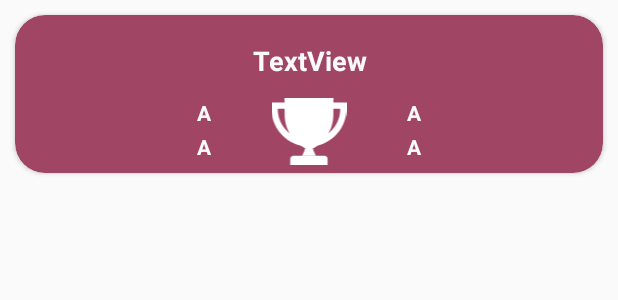
After one commit to DavidMariB/Manguima, an Android app: the layout cv_torneo.xml on its own in the app's theme, with its tools: preview values and no code run, on a phone screen of 412 x 824 dp. The commit adds this screen. Shown: the top 300 px of the screen. Run offline under Robolectric (Android 15) with nearby library versions, the phone set to English and light mode, and no system bars.

Commit message:
"Nuevos assets y borrado de cosas innecesarias"

```diff
--- a/app/src/main/AndroidManifest.xml
+++ b/app/src/main/AndroidManifest.xml
@@ -36,7 +36,6 @@
             android:label="@string/title_activity_main"
             android:theme="@style/AppTheme.NoActionBar" />
         <activity android:name=".LoginActivity" />
-        <activity android:name=".MenuActivity" />
         <activity android:name=".FriendsActivity" />
         <activity android:name=".ChatActivity" />
         <activity android:name=".ConfigActivity" />
--- /dev/null
+++ b/app/src/main/res/drawable/ic_like.xml
@@ -0,0 +1,4 @@
+<vector android:height="23dp" android:viewportHeight="50.0"
+    android:viewportWidth="50.0" android:width="23dp" xmlns:android="http://schemas.android.com/apk/res/android">
+    <path android:fillColor="#F8F8F8" android:pathData="M24.85,10.13c2.02,-4.78 6.63,-8.13 11.99,-8.13c7.22,0 12.43,6.18 13.08,13.54c0,0 0.35,1.83 -0.42,5.12c-1.06,4.48 -3.55,8.46 -6.9,11.5L24.85,48L7.4,32.17c-3.35,-3.04 -5.84,-7.02 -6.9,-11.5c-0.78,-3.29 -0.42,-5.12 -0.42,-5.12C0.73,8.18 5.94,2 13.16,2C18.52,2 22.83,5.34 24.85,10.13z"/>
+</vector>
--- /dev/null
+++ b/app/src/main/res/drawable/ic_trophy.xml
@@ -0,0 +1,11 @@
+<vector android:height="23dp" android:viewportHeight="501.551"
+    android:viewportWidth="501.551" android:width="23dp" xmlns:android="http://schemas.android.com/apk/res/android">
+    <path android:fillColor="#FFFFFF" android:pathData="M296.8,412.7l-92,0l15.7,-33.4l13.6,-31.3l33.4,0l13.6,31.3z"/>
+    <path android:fillColor="#FFFFFF" android:pathData="M355.3,412.7h-209c-11.5,0 -20.9,9.4 -20.9,20.9v67.9h249.7v-67.9C376.2,422.1 366.8,412.7 355.3,412.7z"/>
+    <path android:fillColor="#FFFFFF" android:pathData="M281.1,379.3c-8.4,4.2 -16.7,8.4 -25.1,11.5l-5.2,1l-5.2,-2.1c-8.4,-3.1 -16.7,-7.3 -25.1,-11.5l13.6,-31.3h32.4L281.1,379.3z"/>
+    <path android:fillColor="#FFFFFF" android:pathData="M0,57.5v42.8C0,204.8 64.8,294.7 155.7,332.3c29.3,12.5 61.6,18.8 95.1,18.8s65.8,-6.3 95.1,-18.8c90.9,-37.6 155.7,-127.5 155.7,-232V57.5H0zM459.8,100.3c0,50.2 -17.8,96.1 -48.1,132.7c-38.7,46 -96.1,76.3 -160.9,76.3s-122.3,-29.3 -160.9,-76.3c-29.3,-35.5 -48.1,-82.5 -48.1,-132.7v-1H458.7v1H459.8z"/>
+    <path android:fillColor="#FFFFFF" android:pathData="M413.8,0H87.8c-7.3,0 -12.5,6.3 -12.5,12.5c0,7.3 5.2,13.6 12.5,13.6H413.8c7.3,0 12.5,-6.3 12.5,-12.5C426.3,6.3 421.1,0 413.8,0z"/>
+    <path android:fillColor="#FFFFFF" android:pathData="M413.8,26.1v112.8c0,104.5 -64.8,199.6 -163,237.2c-98.2,-38.7 -163,-132.7 -163,-238.2V26.1H413.8z"/>
+    <path android:fillColor="#FFFFFF" android:pathData="M250.8,73.1l21.9,66.9l70,0l-56.4,41.8l20.9,66.9l-56.4,-41.8l-56.4,41.8l20.9,-66.9l-56.4,-41.8l70,0z"/>
+    <path android:fillColor="#FFFFFF" android:pathData="M87.8,26.1h325v15.7h-325z"/>
+</vector>
--- /dev/null
+++ b/app/src/main/res/layout/cv_torneo.xml
@@ -0,0 +1,137 @@
+<?xml version="1.0" encoding="utf-8"?>
+<LinearLayout xmlns:android="http://schemas.android.com/apk/res/android"
+    xmlns:app="http://schemas.android.com/apk/res-auto"
+    android:layout_width="match_parent"
+    android:layout_height="wrap_content">
+
+    <android.support.v7.widget.CardView
+        android:id="@+id/cv_post"
+        android:layout_width="match_parent"
+        android:layout_height="match_parent"
+        android:layout_margin="10dp"
+        android:background="@color/morado"
+        app:cardBackgroundColor="@color/morado"
+        app:cardCornerRadius="20dp">
+
+        <LinearLayout
+            android:layout_width="match_parent"
+            android:layout_height="match_parent"
+            android:layout_weight="1"
+            android:orientation="horizontal">
+
+            <LinearLayout
+                android:layout_width="match_parent"
+                android:layout_height="match_parent"
+                android:layout_marginTop="5dp"
+                android:layout_weight="1"
+                android:orientation="vertical">
+
+                <LinearLayout
+                    android:layout_width="match_parent"
+                    android:layout_height="match_parent"
+                    android:layout_weight="1"
+                    android:orientation="horizontal">
+
+                    <TextView
+                        android:id="@+id/txt_titulo"
+                        android:layout_width="match_parent"
+                        android:layout_height="match_parent"
+                        android:layout_weight="5"
+                        android:gravity="center_vertical|center"
+                        android:text="TextView"
+                        android:textAlignment="center"
+                        android:textColor="@color/white"
+                        android:textSize="18sp"
+                        android:textStyle="bold" />
+
+                </LinearLayout>
+
+                <LinearLayout
+                    android:layout_width="match_parent"
+                    android:layout_height="match_parent"
+                    android:layout_marginBottom="5dp"
+                    android:layout_weight="1"
+                    android:gravity="center_vertical|center_horizontal"
+                    android:orientation="horizontal"
+                    android:textAlignment="center">
+
+                    <LinearLayout
+                        android:layout_width="match_parent"
+                        android:layout_height="match_parent"
+                        android:layout_weight="1"
+                        android:orientation="vertical">
+
+                        <TextView
+                            android:id="@+id/txt_like"
+                            android:layout_width="match_parent"
+                            android:layout_height="match_parent"
+                            android:layout_weight="1"
+                            android:foregroundGravity="center"
+                            android:text="A"
+                            android:textAlignment="viewEnd"
+                            android:textColor="@color/white"
+                            android:textSize="14sp"
+                            android:textStyle="bold" />
+
+                        <TextView
+                            android:id="@+id/txt_comment"
+                            android:layout_width="match_parent"
+                            android:layout_height="match_parent"
+                            android:layout_weight="1"
+                            android:foregroundGravity="center"
+                            android:text="A"
+                            android:textAlignment="viewEnd"
+                            android:textColor="@color/white"
+                            android:textSize="14sp"
+                            android:textStyle="bold" />
+
+                    </LinearLayout>
+
+                    <ImageView
+                        android:id="@+id/img_Copa"
+                        android:layout_width="match_parent"
+                        android:layout_height="50dp"
+                        android:layout_margin="10dp"
+                        android:layout_weight="1"
+                        android:foregroundGravity="center"
+                        app:srcCompat="@drawable/ic_trophy" />
+
+                    <LinearLayout
+                        android:layout_width="match_parent"
+                        android:layout_height="match_parent"
+                        android:layout_weight="1"
+                        android:orientation="vertical">
+
+                        <TextView
+                            android:id="@+id/txt_like"
+                            android:layout_width="match_parent"
+                            android:layout_height="match_parent"
+                            android:layout_weight="1"
+                            android:foregroundGravity="center"
+                            android:text="A"
+                            android:textAlignment="viewStart"
+                            android:textColor="@color/white"
+                            android:textSize="14sp"
+                            android:textStyle="bold" />
+
+                        <TextView
+                            android:id="@+id/txt_comment"
+                            android:layout_width="match_parent"
+                            android:layout_height="match_parent"
+                            android:layout_weight="1"
+                            android:foregroundGravity="center"
+                            android:text="A"
+                            android:textAlignment="viewStart"
+                            android:textColor="@color/white"
+                            android:textSize="14sp"
+                            android:textStyle="bold" />
+
+                    </LinearLayout>
+
+                </LinearLayout>
+            </LinearLayout>
+
+        </LinearLayout>
+
+    </android.support.v7.widget.CardView>
+</LinearLayout>
```
Also changed, not shown: app/src/main/java/com/dmb/testriotapi/MenuActivity.java (deleted, +0 -21 lines), app/src/main/res/drawable/ic_chat.xml (added, +8 -0 lines), app/src/main/res/drawable/ic_menu_camera.xml (deleted, +0 -12 lines), app/src/main/res/drawable/ic_menu_gallery.xml (deleted, +0 -9 lines), app/src/main/res/layout/activity_comentarios.xml (+4 -4 lines), app/src/main/res/layout/cv_post.xml (+6 -6 lines), app/src/main/res/layout/fragment_fragment_dyn_noticias.xml (+82 -2 lines), app/src/main/res/drawable/comment.png (deleted), app/src/main/res/drawable/csgo.jpg (deleted), app/src/main/res/drawable/like.png (deleted), app/src/main/res/drawable/lol.jpg (deleted), app/src/main/res/drawable/ow.png (deleted).
